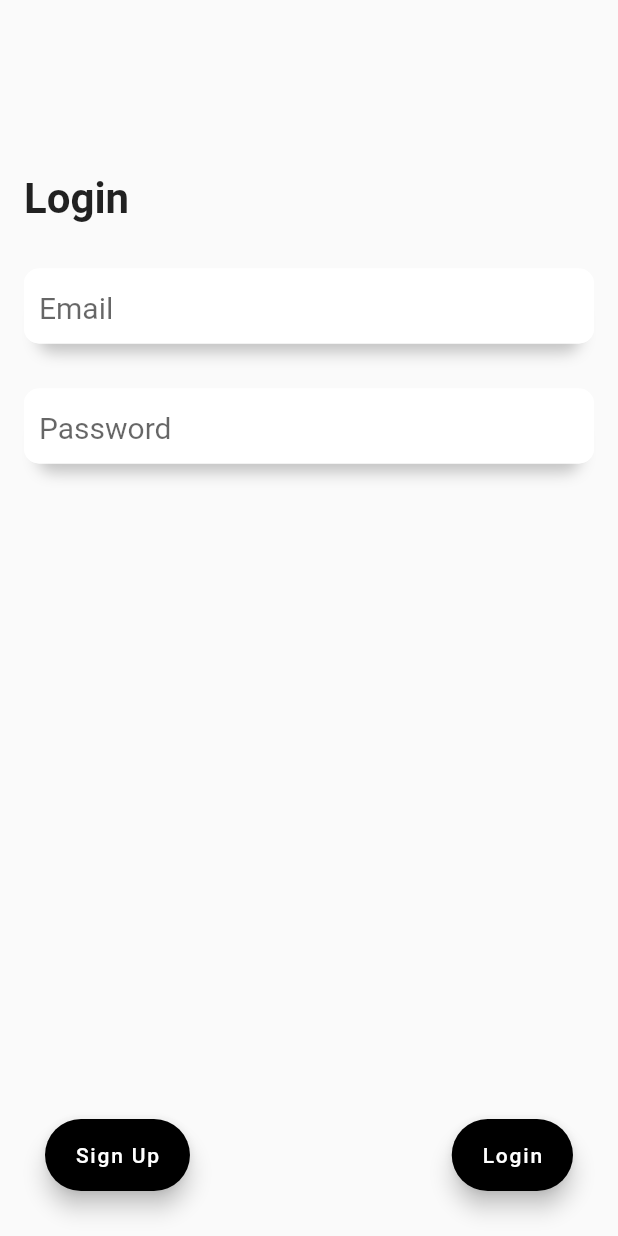
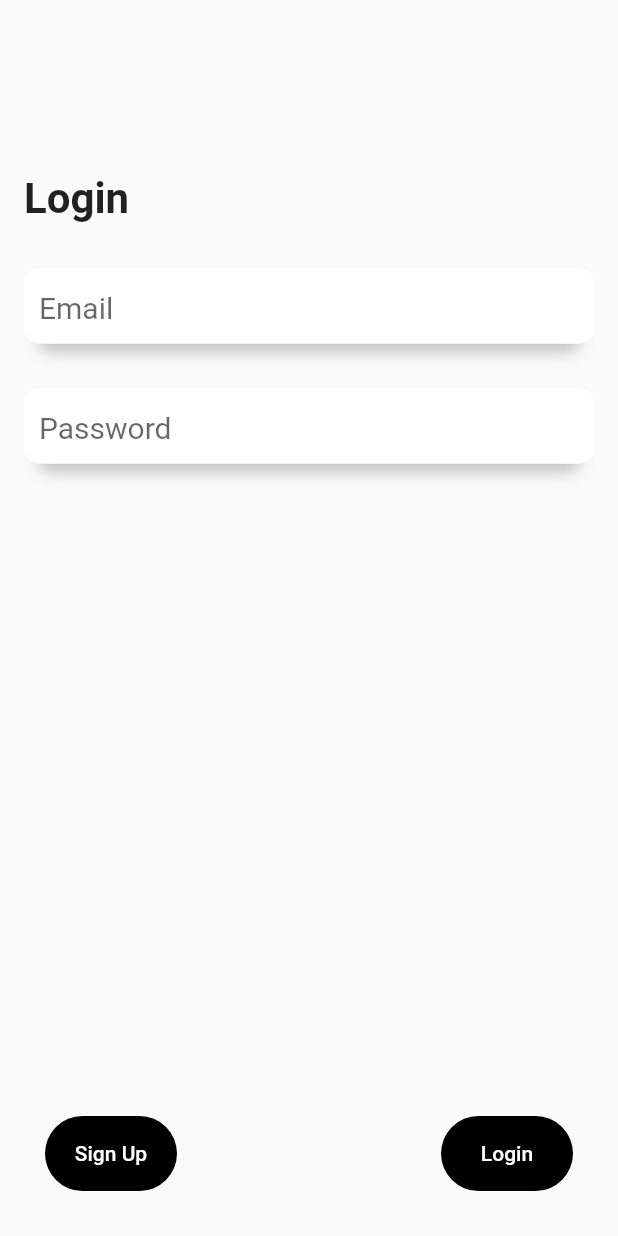
Before and after one commit to HannHank/Vocablii, a Flutter app: the screen it shows after launch, on a phone screen of 412 x 824 dp. Run offline on Flutter 3.47's test engine with Material 2 defaults, Android fonts, the phone set to English and light mode, and no system bars; our stand-ins replace cloud_firestore, firebase_auth, firebase_core; accounts and stored records are empty.

Commit message:
removed double floatingActionButton

```diff
--- a/lib/login.dart
+++ b/lib/login.dart
@@ -60,12 +60,15 @@ class _Login extends State<Login> {
                 ),
               ),
             ),
-            Container(
+           Container(
               padding: EdgeInsets.all(30),
               child: Align(
                   alignment: FractionalOffset.bottomRight,
-                  child: FloatingActionButton.extended(
-                    backgroundColor: Colors.black,
+
+                  child: FlatButton(
+                    height: 50,
+                     shape: new RoundedRectangleBorder(borderRadius: new BorderRadius.circular(30.0)),
+                    color: Colors.black,
                     onPressed: () async{
                       final state =  await auth.signIn(
                       email:nameController.text.trim(),
@@ -80,15 +83,18 @@ class _Login extends State<Login> {
                       }
 
                     },
-                    label: Text("Login"),
+                    child: Text("Login", style: TextStyle(color: Colors.white)),
                   )),
             ),
             Container(
               padding: EdgeInsets.all(30),
               child: Align(
                   alignment: FractionalOffset.bottomLeft,
-                  child: FloatingActionButton.extended(
-                    backgroundColor: Colors.black,
+
+                  child: FlatButton(
+                    height: 50,
+                     shape: new RoundedRectangleBorder(borderRadius: new BorderRadius.circular(30.0)),
+                    color: Colors.black,
                     onPressed: () async{
                       final state =  await auth.signUp(
                       email:nameController.text.trim(),
@@ -103,7 +109,7 @@ class _Login extends State<Login> {
                       }
 
                     },
-                    label: Text("Sign Up"),
+                    child: Text("Sign Up", style: TextStyle(color: Colors.white)),
                   )),
             ),
           ],
```
Also changed, not shown: 1 other file.
